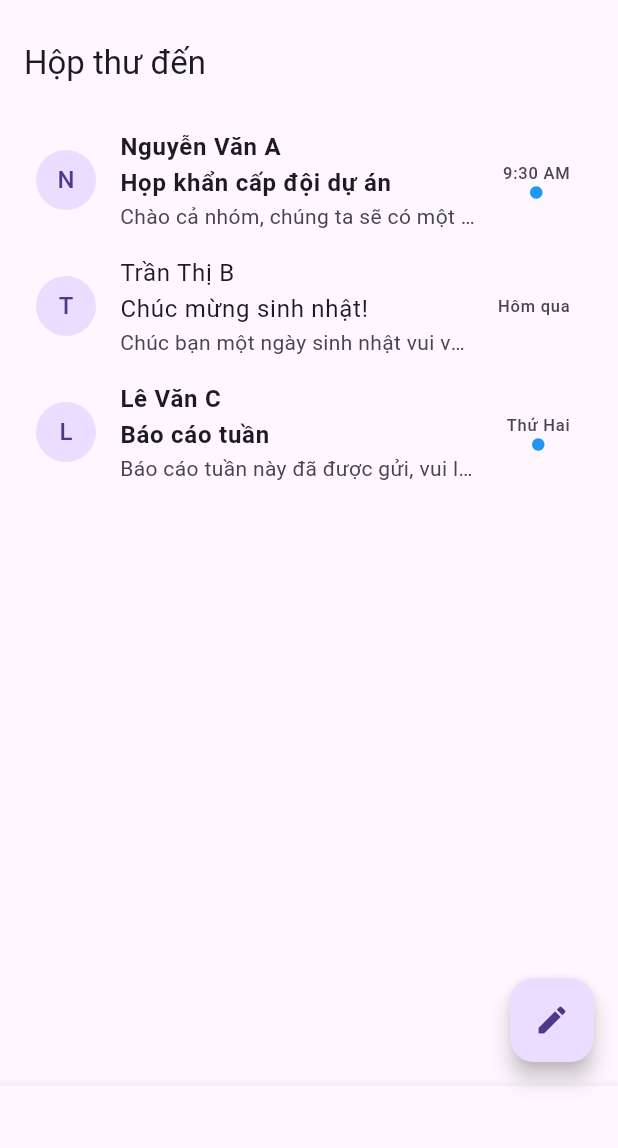
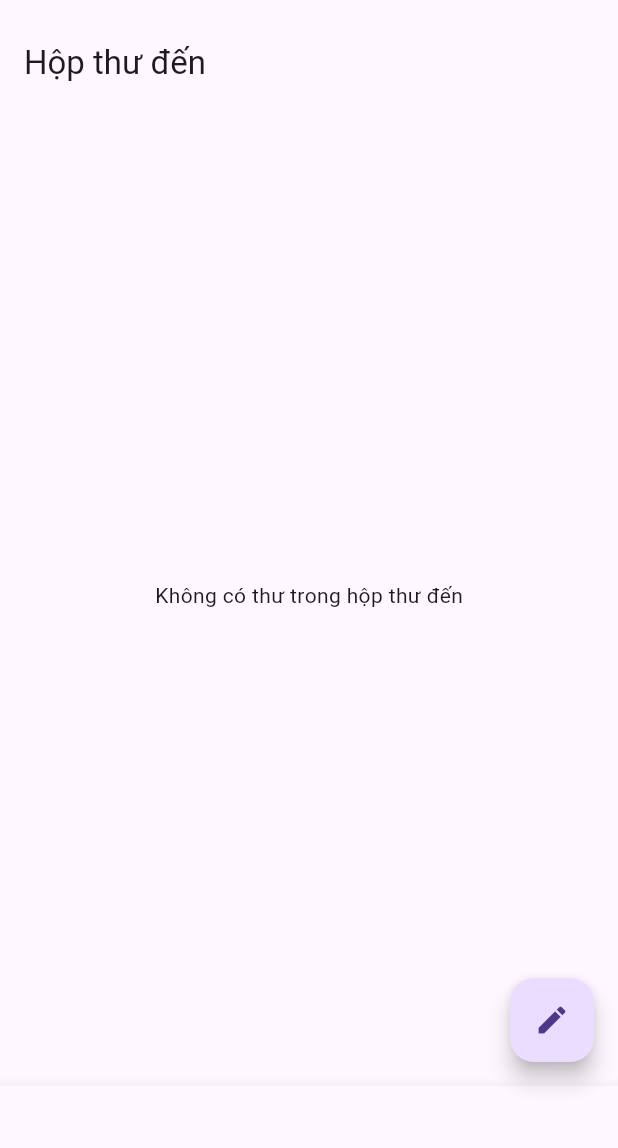
Before and after one commit to trietcs/email_application_demo, a Flutter app: the screen it shows once a user with an empty profile is signed in, on a phone screen of 412 x 824 dp, the part 63-1211 px from its top. Run offline on Flutter 3.47's test engine with Material 3 defaults, Android fonts, the phone set to English and light mode, and no system bars; our stand-ins replace cloud_firestore, firebase_auth, firebase_core; accounts and stored records are empty.

Commit message:
Feat: Integrate getEmails API into email screens

```diff
--- a/lib/screens/inbox/inbox_screen.dart
+++ b/lib/screens/inbox/inbox_screen.dart
@@ -1,57 +1,70 @@
+import 'package:cloud_firestore/cloud_firestore.dart';
+import 'package:firebase_auth/firebase_auth.dart';
 import 'package:flutter/material.dart';
+import 'package:provider/provider.dart';
 import 'package:email_application/models/email_data.dart';
+import 'package:email_application/services/auth_service.dart';
+import 'package:email_application/services/firestore_service.dart';
 import 'package:email_application/widgets/email_list_item.dart';
 import 'package:email_application/screens/emails/view_email_screen.dart';
 
 class InboxScreen extends StatelessWidget {
   const InboxScreen({super.key});
 
-  // Mock data
-  static final List<EmailData> mockEmails = [
-    EmailData(
-      id: '1',
-      senderName: 'Nguyễn Văn A',
-      subject: 'Họp khẩn cấp đội dự án',
-      previewText: 'Chào cả nhóm, chúng ta sẽ có một buổi họp ngắn...',
-      body: 'Nội dung đầy đủ của email họp khẩn cấp: Chúng ta cần thảo luận về tiến độ dự án và phân công nhiệm vụ mới.',
-      time: '9:30 AM',
-      isRead: false,
-      to: [{'displayName': 'Bạn'}],
+  Future<List<EmailData>> fetchEmails(
+    BuildContext context,
+    String folder,
+  ) async {
+    final user = Provider.of<AuthService>(context, listen: false).user.value;
+    if (user == null) return [];
+    final emails = await Provider.of<FirestoreService>(
+      context,
+      listen: false,
+    ).getEmails(user.uid, folder);
+    return emails
+        .map(
+          (email) => EmailData(
+            id: email['id'],
+            senderName: email['from']['displayName'],
+            subject: email['subject'],
+            previewText:
+                email['body'].length > 50
+                    ? '${email['body'].substring(0, 50)}...'
+                    : email['body'],
+            body: email['body'],
+            time:
+                (email['timestamp'] as Timestamp?)?.toDate().toString() ??
+                'N/A',
+            isRead: email['isRead'] ?? false,
+            to: List<Map<String, String>>.from(email['to']),
           ),
-    EmailData(
-      id: '2',
-      senderName: 'Trần Thị B',
-      subject: 'Chúc mừng sinh nhật!',
-      previewText: 'Chúc bạn một ngày sinh nhật vui vẻ và ý nghĩa!',
-      body: 'Nội dung đầy đủ của email chúc mừng sinh nhật: Chúc bạn một năm mới tràn đầy sức khỏe và thành công!',
-      time: 'Hôm qua',
-      isRead: true,
-      to: [{'displayName': 'Bạn'}],
-    ),
-    EmailData(
-      id: '3',
-      senderName: 'Lê Văn C',
-      subject: 'Báo cáo tuần',
-      previewText: 'Báo cáo tuần này đã được gửi, vui lòng xem xét...',
-      body: 'Nội dung đầy đủ: Báo cáo tuần này bao gồm các cập nhật về tiến độ phát triển ứng dụng email.',
-      time: 'Thứ Hai',
-      isRead: false,
-      to: [{'displayName': 'Bạn'}],
-    ),
-  ];
+        )
+        .toList();
+  }
 
   @override
   Widget build(BuildContext context) {
     return Scaffold(
-      appBar: AppBar(
-        title: const Text('Hộp thư đến'),
-      ),
-      body: Padding(
+      appBar: AppBar(title: const Text('Hộp thư đến')),
+      body: FutureBuilder<List<EmailData>>(
+        future: fetchEmails(context, 'inbox'),
+        builder: (context, snapshot) {
+          if (snapshot.connectionState == ConnectionState.waiting) {
+            return const Center(child: CircularProgressIndicator());
+          }
+          if (snapshot.hasError) {
+            return const Center(child: Text('Lỗi khi tải email'));
+          }
+          final emails = snapshot.data ?? [];
+          if (emails.isEmpty) {
+            return const Center(child: Text('Không có thư trong hộp thư đến'));
+          }
+          return Padding(
             padding: const EdgeInsets.all(8.0),
             child: ListView.builder(
-          itemCount: mockEmails.length,
+              itemCount: emails.length,
               itemBuilder: (context, index) {
-            final email = mockEmails[index];
+                final email = emails[index];
                 return InkWell(
                   onTap: () {
                     Navigator.push(
@@ -71,7 +84,13 @@ class InboxScreen extends StatelessWidget {
                 );
               },
             ),
+          );
+        },
       ),
     );
   }
 }
+
+extension on Stream<User?> {
+  get value => null;
+}
```
Also changed, not shown: lib/screens/drafts/drafts_screen.dart (+58 -27 lines), lib/screens/sent/sent_screen.dart (+58 -27 lines), lib/screens/trash/trash_screen.dart (+58 -27 lines). Lines whose indentation alone changed are shown as unchanged.
